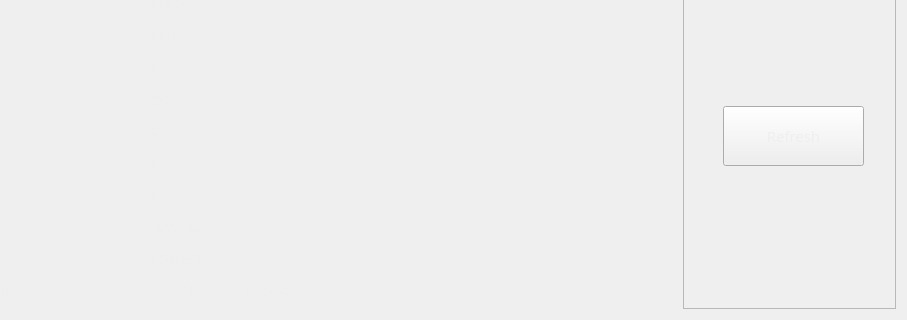
Before: the Qt Designer form src/qt/forms/statisticspage.ui in bzlcoin/bzlcoin, drawn with Qt 5; both pictures show x 168 to 1075 and y 185 to 505 of the 1075 by 505 pixel window.
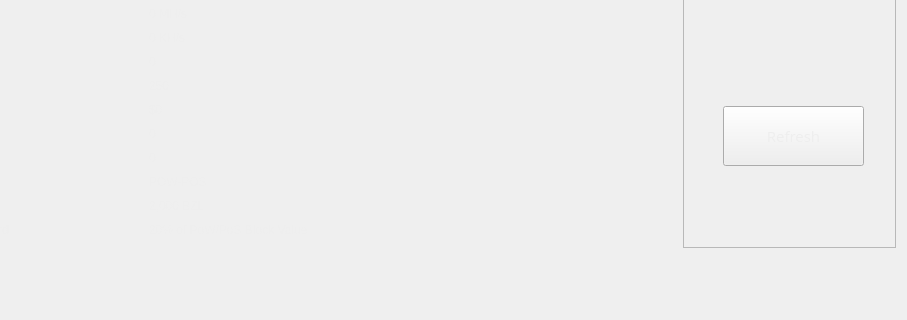
After: the same form once the commit is applied. Icons and pictures are not drawn.

```diff
--- a/src/qt/forms/statisticspage.ui
+++ b/src/qt/forms/statisticspage.ui
@@ -117,7 +117,7 @@
          <number>139</number>
         </property>
         <property name="verticalSpacing">
-         <number>18</number>
+         <number>10</number>
         </property>
         <property name="rightMargin">
          <number>0</number>
@@ -306,7 +306,7 @@
         <item row="13" column="1">
          <widget class="QLabel" name="mncost">
           <property name="text">
-           <string>1,000 BZL</string>
+           <string>2,000 BZL</string>
           </property>
          </widget>
         </item>
```
